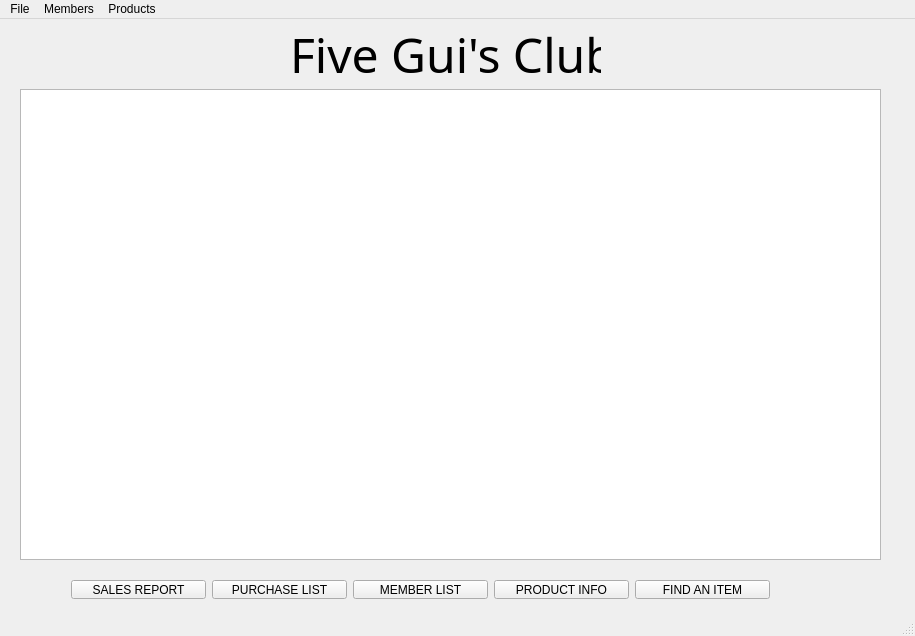
First picture: the form in src/qt/mainwindow.ui, repository minipunch/cs1cproject1, before the edit.
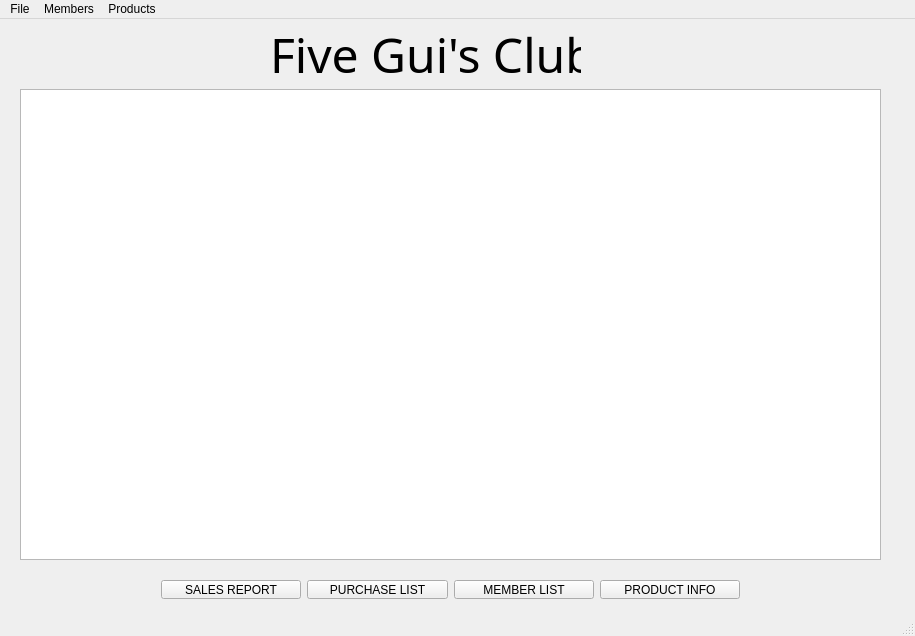
Second picture: the form after the edit.

The edit to the form file:
```diff
--- a/src/qt/mainwindow.ui
+++ b/src/qt/mainwindow.ui
@@ -23,7 +23,7 @@
    <widget class="QLabel" name="label">
     <property name="geometry">
      <rect>
-      <x>290</x>
+      <x>270</x>
       <y>0</y>
       <width>311</width>
       <height>71</height>
@@ -58,9 +58,9 @@
    <widget class="QWidget" name="layoutWidget">
     <property name="geometry">
      <rect>
-      <x>60</x>
+      <x>150</x>
       <y>550</y>
-      <width>721</width>
+      <width>601</width>
       <height>41</height>
      </rect>
     </property>
@@ -105,16 +105,6 @@
        </property>
       </widget>
      </item>
-     <item>
-      <widget class="QPushButton" name="pushButton_2">
-       <property name="styleSheet">
-        <string notr="true">color: rgb(0, 0, 0);</string>
-       </property>
-       <property name="text">
-        <string>FIND AN ITEM</string>
-       </property>
-      </widget>
-     </item>
     </layout>
    </widget>
    <zorder>layoutWidget</zorder>
```
Left out of the diff: 2 changed lines with no effect on the pictures.
